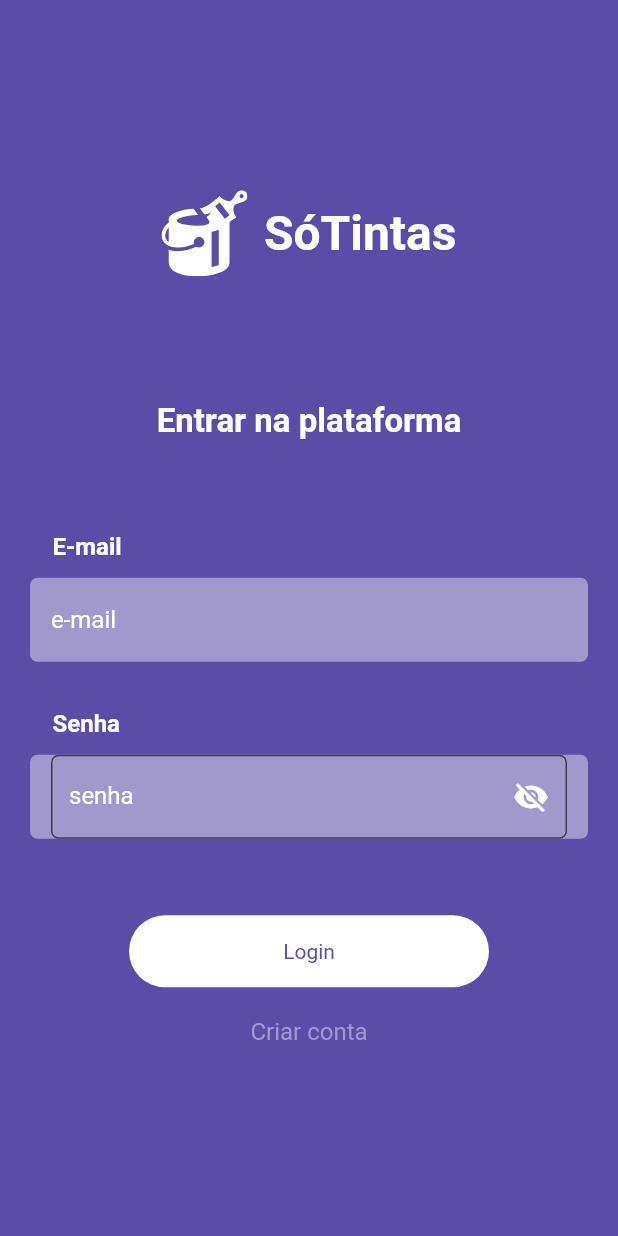
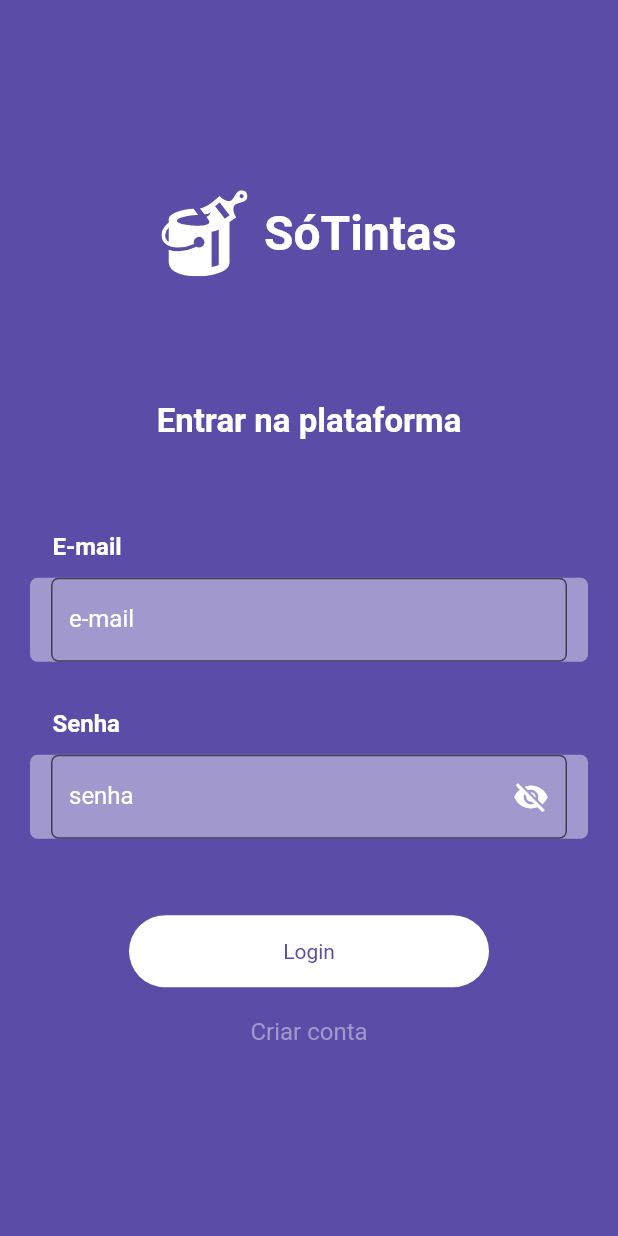
Before and after one commit to erick-paiva/desafio-loomi-flutter, a Flutter app: the screen it shows after launch, on a phone screen of 412 x 824 dp. Run offline on Flutter 3.47's test engine with Material 2 defaults, Android fonts, the phone set to English and light mode, and no system bars; our stand-ins replace carousel_slider, dio, file_picker, firebase_messaging, flutter_local_notifications, flutter_mobx and 10 more; missing offline and left inert: connectivity_wrapper; accounts and stored records are empty; generated files the repository leaves out were written again.

Commit message:
feat: add new props and improve styling

```diff
--- a/lib/src/components/input_text.dart
+++ b/lib/src/components/input_text.dart
@@ -1,13 +1,24 @@
 import 'package:flutter/material.dart';
 import 'package:loomi_flutter_boilerplate/src/components/text_field_container.dart';
 import 'package:loomi_flutter_boilerplate/src/utils/custom_colors.dart';
+import 'package:loomi_flutter_boilerplate/src/utils/validators.dart';
 
 class InputText extends StatelessWidget {
   final String? hintText;
   final String? labelText;
   final EdgeInsetsGeometry? margin;
+  final String? Function(String?)? validator;
+  final TextInputType? keyboardType;
+  final TextEditingController? controller;
 
-  const InputText({super.key, this.hintText, this.labelText, this.margin});
+  const InputText(
+      {super.key,
+      this.hintText,
+      this.labelText,
+      this.margin,
+      this.validator,
+      this.keyboardType,
+      this.controller});
 
   @override
   Widget build(BuildContext context) {
@@ -19,12 +30,19 @@ class InputText extends StatelessWidget {
               fontWeight: FontWeight.bold,
               fontSize: 16)),
       child: TextFormField(
+        validator: validator,
+        controller: controller,
         style: TextStyle(color: CustomColors.white),
-        keyboardType: TextInputType.emailAddress,
+        keyboardType: keyboardType,
         decoration: InputDecoration(
-            border: InputBorder.none,
-            hintText: hintText,
-            hintStyle: TextStyle(color: CustomColors.white)),
+          border: OutlineInputBorder(
+            borderRadius: BorderRadius.circular(5),
+          ),
+          hintText: hintText,
+          hintStyle: TextStyle(color: CustomColors.white),
+          fillColor: CustomColors.purple50,
+          filled: true,
+        ),
       ),
     );
   }
```
